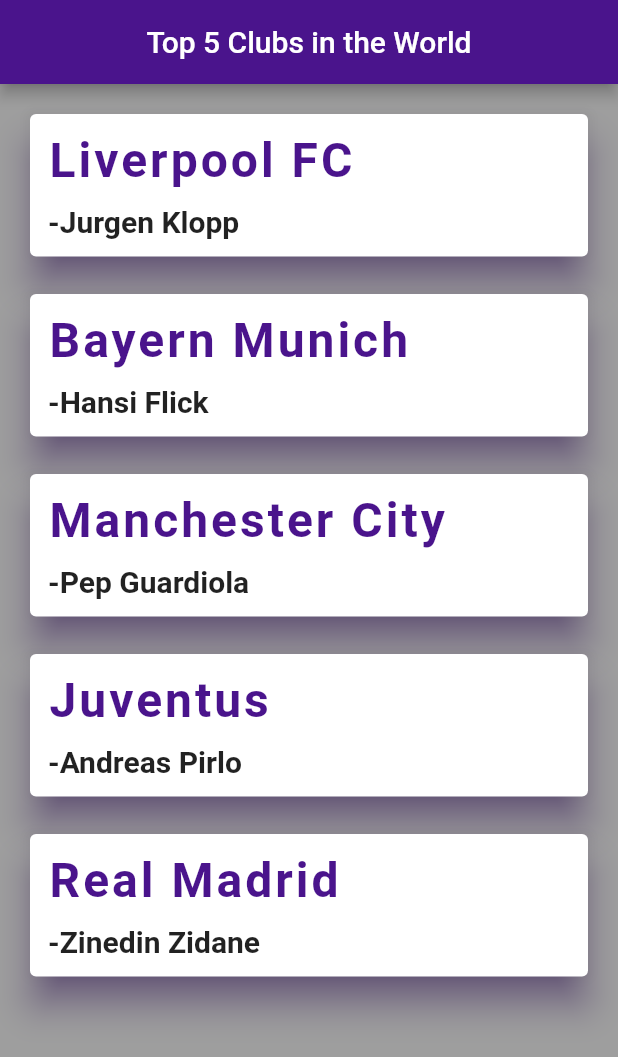
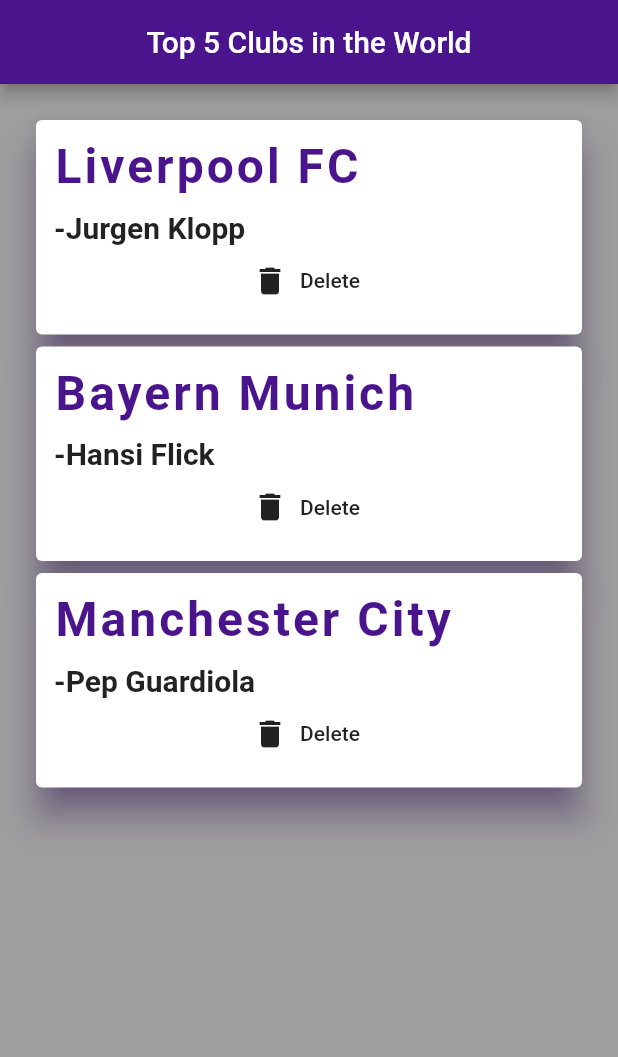
Before and after one commit to musrah13/my_first_flutter_app, a Flutter app: the screen it shows after launch, on a phone screen of 412 x 824 dp. Shown: the top 1057 px of the screen. Run offline on Flutter 3.47's test engine with Material 2 defaults, Android fonts, the phone set to English and light mode, and no system bars.

Commit message:
function as parameter

```diff
--- a/lib/football_card.dart
+++ b/lib/football_card.dart
@@ -4,12 +4,13 @@
 class FootballClubCard extends StatelessWidget {
 
   final FootballClub fc;
-  FootballClubCard({this.fc});
+  final Function delete;
+
+  FootballClubCard({this.fc, this.delete});
 
   @override
   Widget build(BuildContext context) {
     return Card(
-      margin: EdgeInsets.fromLTRB(0, 0, 0, 25),
       shadowColor: Colors.purple[900],
       elevation: 10,
       child: Padding(
@@ -34,6 +35,11 @@
                 fontSize: 20,
               ),
             ),
+            FlatButton.icon(
+                onPressed: delete,
+                icon: Icon(Icons.delete),
+                label: Text('Delete'),
+            ),
           ],
         ),
       ),
--- a/lib/main.dart
+++ b/lib/main.dart
@@ -8,13 +8,16 @@
   ));
 }
 
-class Clubs extends StatelessWidget {
-  List<FootballClub> fc = [
+class Clubs extends StatefulWidget {
+  @override
+  _ClubsState createState() => _ClubsState();
+}
+
+class _ClubsState extends State<Clubs> {
+  List<FootballClub> fcs = [
     FootballClub(manager: 'Jurgen Klopp', clubName: 'Liverpool FC'),
     FootballClub(manager: 'Hansi Flick', clubName: 'Bayern Munich'),
     FootballClub(manager: 'Pep Guardiola', clubName: 'Manchester City'),
-    FootballClub(manager: 'Andreas Pirlo', clubName: 'Juventus'),
-    FootballClub(manager: 'Zinedin Zidane', clubName: 'Real Madrid'),
   ];
 
   @override
@@ -32,7 +35,14 @@
         padding: EdgeInsets.all(20),
         child: Column(
           crossAxisAlignment: CrossAxisAlignment.start,
-          children: fc.map((fc) => FootballClubCard(fc: fc)).toList(),
+          children: fcs.map((fc) => FootballClubCard(
+            fc: fc,
+            delete: (){
+              setState((){
+                fcs.remove(fc);
+              });
+            },
+          )).toList(),
         ),
       ),
     );
```
